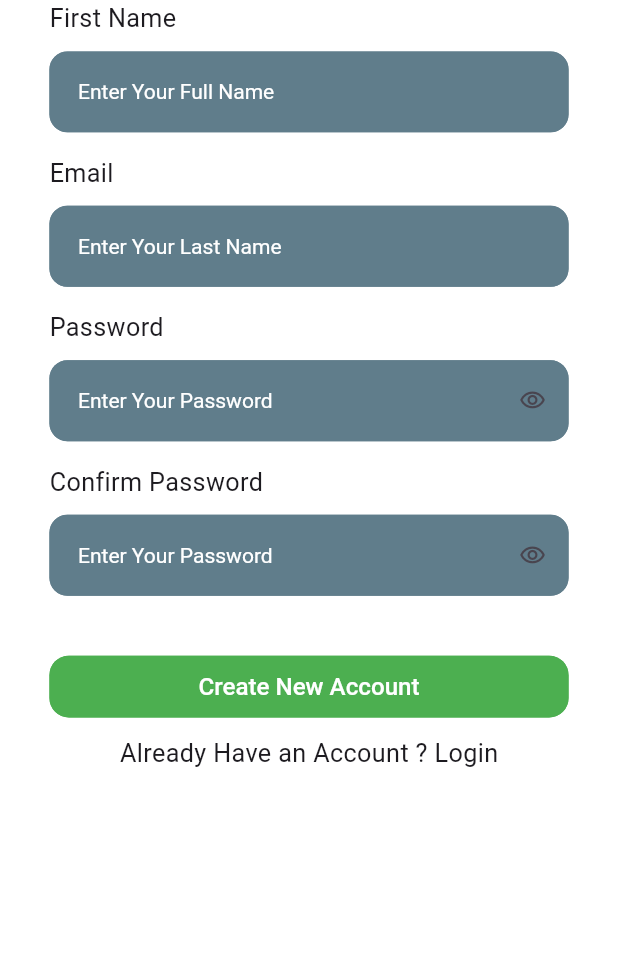
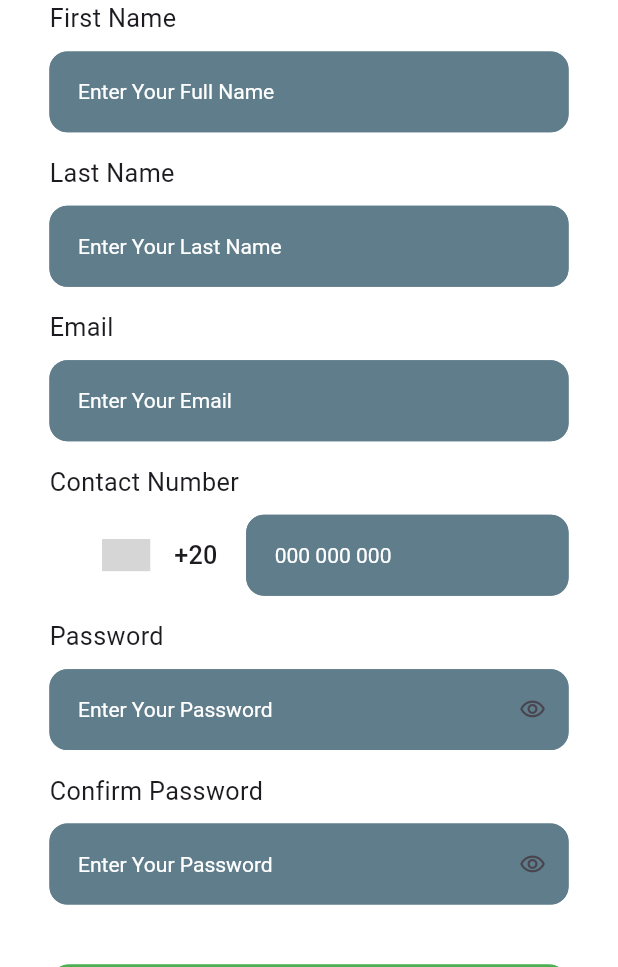
Before and after one commit to MohamedSayedBayoumy/delvery, a Flutter app: the RegisterScreen screen opened directly, on a phone screen of 412 x 824 dp, the part 269-1236 px from its top. Run offline on Flutter 3.47's test engine with Material 3 defaults, Android fonts, the phone set to English and light mode, and no system bars; drawn by our look-alikes of country_code_picker; our stand-ins replace animate_do, dio, flutter_secure_storage, get_it, pretty_dio_logger, responsive_sizer; accounts and stored records are empty; Roboto replaces fonts that are missing (font-bold, font-regular-bold); grey boxes are pictures that could not be loaded.

Commit message:
register screen ..

```diff
--- a/lib/features/register/register_screen.dart
+++ b/lib/features/register/register_screen.dart
@@ -1,3 +1,4 @@
+import 'package:country_code_picker/country_code_picker.dart';
 import 'package:flutter/material.dart';
 import 'package:responsive_sizer/responsive_sizer.dart';
 
@@ -36,12 +37,42 @@ class RegisterScreen extends StatelessWidget {
                     controller: TextEditingController(),
                   ),
                   const SizedBox(height: 15.0),
-                  const Text("Email"),
+                  const Text("Last Name"),
                   const SizedBox(height: 10.0),
                   CustomTextField(
                     labelText: "Enter Your Last Name",
                     hinText: "Enter Your Last Name",
                     controller: TextEditingController(),
+                  ),
+                  const SizedBox(height: 15.0),
+                  const Text("Email"),
+                  const SizedBox(height: 10.0),
+                  CustomTextField(
+                    labelText: "Enter Your Email",
+                    hinText: "Enter Your Email",
+                    controller: TextEditingController(),
+                  ),
+                  const SizedBox(height: 15.0),
+                  const Text("Contact Number"),
+                  const SizedBox(height: 10.0),
+                  Row(
+                    children: [
+                      const CountryCodePicker(
+                        onChanged: print,
+                        initialSelection: 'EG',
+                        favorite: ['EG'],
+                        showCountryOnly: false,
+                        showOnlyCountryWhenClosed: false,
+                        alignLeft: false,
+                      ),
+                      Expanded(
+                        child: CustomTextField(
+                          labelText: "000 000 000",
+                          hinText: "000 000 000",
+                          controller: TextEditingController(),
+                        ),
+                      ),
+                    ],
                   ),
                   const SizedBox(height: 15.0),
                   const Text("Password"),
--- a/pubspec.yaml
+++ b/pubspec.yaml
@@ -50,6 +50,7 @@ dependencies:
   flutter_secure_storage:
   clear_all_notifications:
   device_preview:
+  country_code_picker: ^3.0.0
 
 dev_dependencies:
   flutter_test:
```
Also changed, not shown: pubspec.lock.
